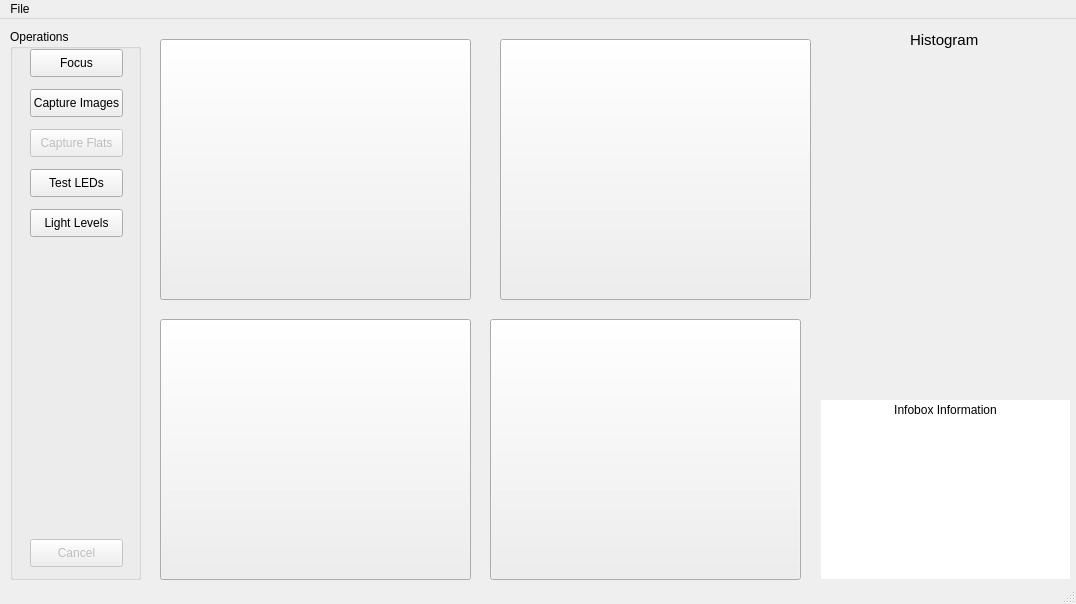
Old version of the form src/skeleton/capture-mode2.ui in the repository palimpsest-pursuers/capturing.
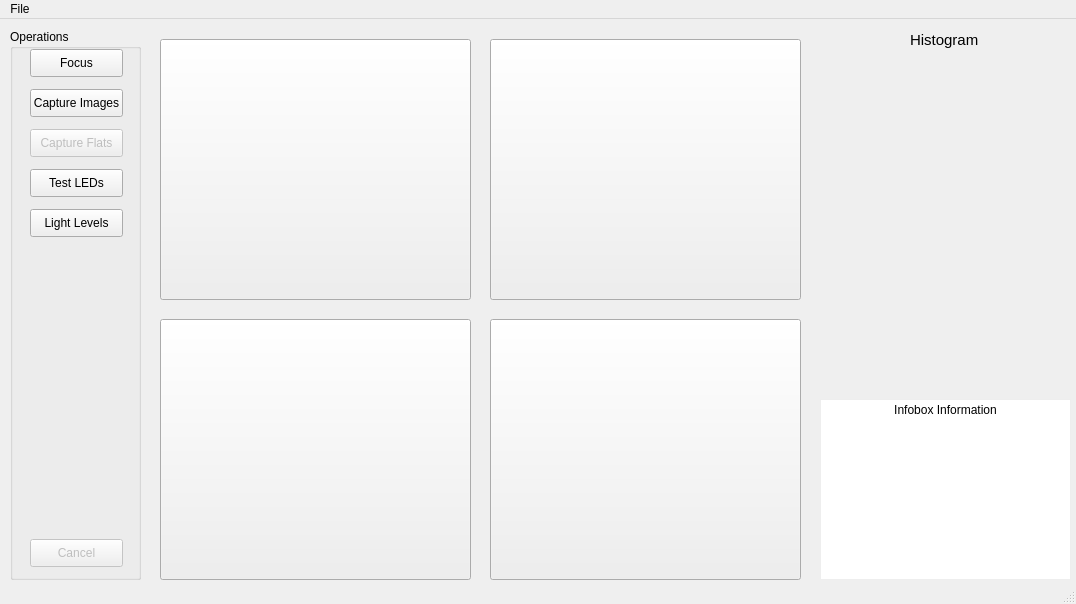
New version of the form.

The edit to the form file:
```diff
--- a/src/skeleton/capture-mode2.ui
+++ b/src/skeleton/capture-mode2.ui
@@ -278,7 +278,7 @@
    <widget class="QPushButton" name="LightDisplayTR">
     <property name="geometry">
      <rect>
-      <x>500</x>
+      <x>490</x>
       <y>20</y>
       <width>311</width>
       <height>261</height>
@@ -287,6 +287,12 @@
     <property name="text">
      <string/>
     </property>
+    <property name="iconSize">
+     <size>
+      <width>311</width>
+      <height>261</height>
+     </size>
+    </property>
    </widget>
   </widget>
   <widget class="QMenuBar" name="menubar">
```
Left out of the diff: 18 changed lines with no effect on the pictures.
